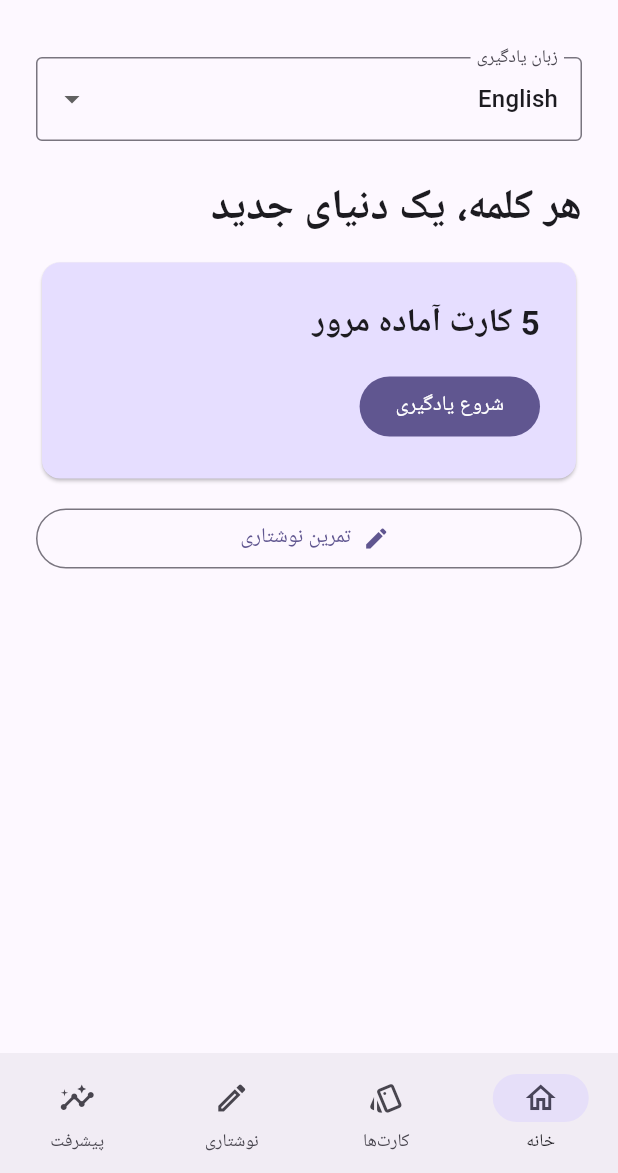
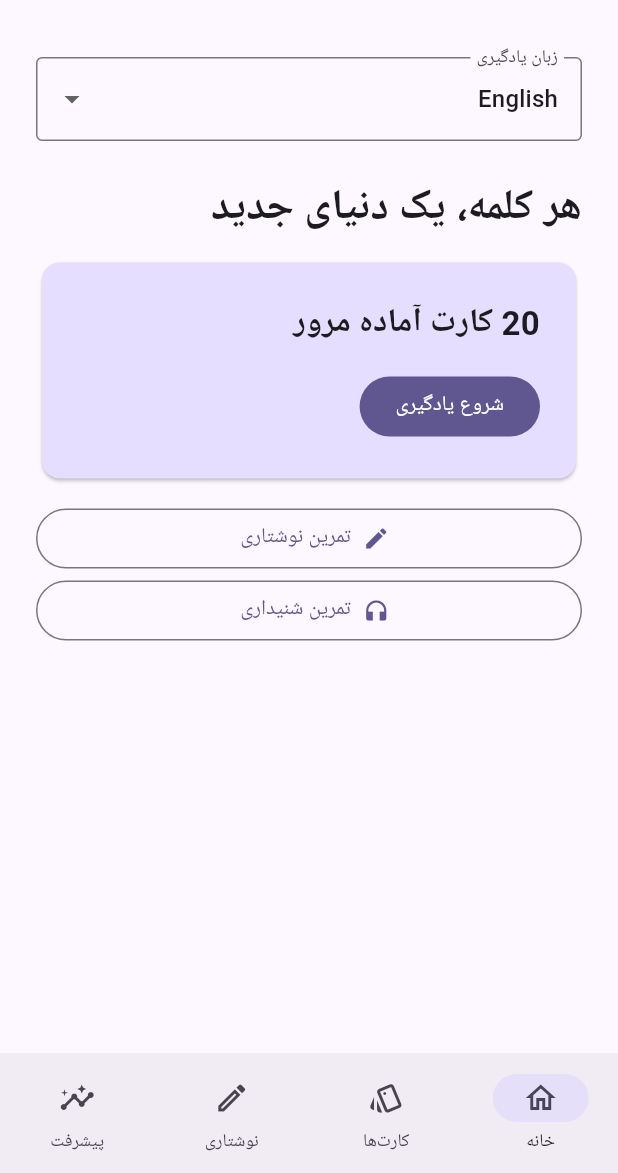
Before and after one commit to sahandse/Lango, a Flutter app: the screen it shows after launch, on a phone screen of 412 x 824 dp, the part 63-1236 px from its top. Run offline on Flutter 3.47's test engine with Material 3 defaults, Android fonts, the phone set to English and light mode, and no system bars; our stand-ins replace flutter_tts, shared_preferences.

Commit message:
Add listening practice, accent persistence and adaptive review

```diff
--- a/lib/main.dart
+++ b/lib/main.dart
@@ -1,3 +1,5 @@
+import 'vocabulary.dart';
+import 'review.dart';
 import 'package:flutter/material.dart';
 import 'package:flutter_localizations/flutter_localizations.dart';
 import 'package:flutter_tts/flutter_tts.dart';
@@ -9,21 +11,6 @@ void main() async {
   final prefs = await SharedPreferences.getInstance();
   runApp(Lango(prefs: prefs));
 }
-
-class Word {
-  final String term, meaning, example;
-  const Word(this.term, this.meaning, this.example);
-}
-
-const decks = <String, List<Word>>{
-  'en': [Word('Hello','سلام','Hello, how are you?'), Word('Thank you','متشکرم','Thank you for your help.'), Word('Water','آب','I drink water.'), Word('Book','کتاب','This is my book.'), Word('Friend','دوست','She is my friend.')],
-  'de': [Word('Hallo','سلام','Hallo, wie geht es dir?'), Word('Danke','متشکرم','Danke für deine Hilfe.'), Word('Wasser','آب','Ich trinke Wasser.'), Word('Buch','کتاب','Das ist mein Buch.')],
-  'fr': [Word('Bonjour','سلام','Bonjour, comment ça va ?'), Word('Merci','متشکرم','Merci pour votre aide.'), Word('Eau','آب','Je bois de l’eau.'), Word('Livre','کتاب','Voici mon livre.')],
-  'es': [Word('Hola','سلام','Hola, ¿cómo estás?'), Word('Gracias','متشکرم','Gracias por tu ayuda.'), Word('Agua','آب','Bebo agua.'), Word('Libro','کتاب','Este es mi libro.')],
-  'tr': [Word('Merhaba','سلام','Merhaba, nasılsın?'), Word('Teşekkürler','متشکرم','Yardımın için teşekkürler.'), Word('Su','آب','Su içiyorum.'), Word('Kitap','کتاب','Bu benim kitabım.')]
-};
-const names = {'en':'English','de':'Deutsch','fr':'Français','es':'Español','tr':'Türkçe'};
-const accents = {'en':['en-US','en-GB','en-AU'],'de':['de-DE','de-AT'],'fr':['fr-FR','fr-CA'],'es':['es-ES','es-MX'],'tr':['tr-TR']};
 
 class Lango extends StatefulWidget {
   final SharedPreferences prefs;
@@ -53,7 +40,9 @@ class _StudyState extends State<Study> {
   final tts=FlutterTts();
   final answer=TextEditingController();
   late String language=widget.prefs.getString('language')??'en';
-  late String accent=accents[language]!.first;
+  late String accent=accents[language]!.contains(widget.prefs.getString('accent:$language')) ? widget.prefs.getString('accent:$language')! : accents[language]!.first;
+  double speed=0.42;
+  bool listening=false;
   late Map<String,dynamic> progress=Map<String,dynamic>.from(jsonDecode(widget.prefs.getString('progress')??'{}'));
   int tab=0, index=0;
   bool flipped=false;
@@ -63,33 +52,34 @@ class _StudyState extends State<Study> {
     try {
       final available=await tts.isLanguageAvailable(accent);
       if(available!=true) throw StateError('voice unavailable');
-      await tts.setLanguage(accent); await tts.setSpeechRate(0.42); await tts.speak(value);
+      await tts.setLanguage(accent); await tts.setSpeechRate(speed); await tts.speak(value);
     } catch (_) {if(mounted) ScaffoldMessenger.of(context).showSnackBar(const SnackBar(content:Text('صدای این زبان در دستگاه موجود نیست.')));}
   }
   Future<void> rate(Word word,int days) async {
     final key='$language:${word.term}';
     final old=progress[key]?['reviews']??0;
+    final interval=nextInterval(progress[key]?['interval']??0,days);
     setState(() {
-      progress[key]={'reviews':old+1,'due':DateTime.now().add(Duration(days:days,minutes:days==0?1:0)).millisecondsSinceEpoch};
+      progress[key]={'reviews':old+1,'interval':interval,'due':DateTime.now().add(Duration(days:interval,minutes:interval==0?10:0)).millisecondsSinceEpoch};
       index=0;flipped=false;feedback=null;answer.clear();
     });
     await widget.prefs.setString('progress',jsonEncode(progress));
   }
   @override void dispose(){tts.stop();answer.dispose();super.dispose();}
   @override Widget build(BuildContext context){
-    final queue=due;
+    final queue=tab==2?decks[language]!:due;
     final word=queue.isEmpty?null:queue[index%queue.length];
     final colors=Theme.of(context).colorScheme;
     return Scaffold(
       appBar:AppBar(title:const Text('Lango',style:TextStyle(fontWeight:FontWeight.w900)),actions:[IconButton(onPressed:widget.onTheme,icon:Icon(widget.dark?Icons.light_mode:Icons.dark_mode))]),
-      bottomNavigationBar:NavigationBar(selectedIndex:tab,onDestinationSelected:(i)=>setState((){tab=i;flipped=false;feedback=null;answer.clear();}),destinations:const [
+      bottomNavigationBar:NavigationBar(selectedIndex:tab,onDestinationSelected:(i)=>setState((){tab=i;listening=false;flipped=false;feedback=null;answer.clear();}),destinations:const [
         NavigationDestination(icon:Icon(Icons.home_outlined),label:'خانه'),
         NavigationDestination(icon:Icon(Icons.style_outlined),label:'کارت‌ها'),
         NavigationDestination(icon:Icon(Icons.edit_outlined),label:'نوشتاری'),
         NavigationDestination(icon:Icon(Icons.insights_outlined),label:'پیشرفت')
       ]),
       body:SafeArea(child:Center(child:ConstrainedBox(constraints:const BoxConstraints(maxWidth:620),child:ListView(padding:const EdgeInsets.all(24),children:[
-        DropdownButtonFormField<String>(value:language,decoration:const InputDecoration(labelText:'زبان یادگیری',border:OutlineInputBorder()),items:names.entries.map((e)=>DropdownMenuItem(value:e.key,child:Text(e.value))).toList(),onChanged:(v){if(v==null)return;setState((){language=v;accent=accents[v]!.first;index=0;flipped=false;feedback=null;answer.clear();});widget.prefs.setString('language',v);}),
+        DropdownButtonFormField<String>(value:language,decoration:const InputDecoration(labelText:'زبان یادگیری',border:OutlineInputBorder()),items:names.entries.map((e)=>DropdownMenuItem(value:e.key,child:Text(e.value))).toList(),onChanged:(v){if(v==null)return;setState((){language=v;accent=accents[v]!.contains(widget.prefs.getString('accent:$v'))?widget.prefs.getString('accent:$v')!:accents[v]!.first;index=0;flipped=false;feedback=null;answer.clear();});widget.prefs.setString('language',v);}),
         const SizedBox(height:24),
         if(tab==0)...[
           const Text('هر کلمه، یک دنیای جدید',style:TextStyle(fontSize:28,fontWeight:FontWeight.bold)),
@@ -100,7 +90,8 @@ class _StudyState extends State<Study> {
             FilledButton(onPressed:()=>setState(()=>tab=1),child:const Text('شروع یادگیری'))
           ]))),
           const SizedBox(height:12),
-          OutlinedButton.icon(onPressed:()=>setState(()=>tab=2),icon:const Icon(Icons.edit),label:const Text('تمرین نوشتاری'))
+          OutlinedButton.icon(onPressed:()=>setState((){tab=2;listening=false;}),icon:const Icon(Icons.edit),label:const Text('تمرین نوشتاری')),
+          OutlinedButton.icon(onPressed:()=>setState((){tab=2;listening=true;}),icon:const Icon(Icons.headphones),label:const Text('تمرین شنیداری'))
         ] else if(tab==3)...[
           const Text('پیشرفت یادگیری',style:TextStyle(fontSize:26,fontWeight:FontWeight.bold)),
           const SizedBox(height:16),
@@ -117,11 +108,13 @@ class _StudyState extends State<Study> {
               const SizedBox(height:20),const Text('برای چرخاندن لمس کنید')
             ]))))),
             const SizedBox(height:12),
-            DropdownButton<String>(value:accent,items:accents[language]!.map((a)=>DropdownMenuItem(value:a,child:Text(a))).toList(),onChanged:(v)=>setState(()=>accent=v!)),
+            DropdownButton<String>(value:accent,items:accents[language]!.map((a)=>DropdownMenuItem(value:a,child:Text(a))).toList(),onChanged:(v){if(v==null)return;setState(()=>accent=v);widget.prefs.setString('accent:$language',v);}),
             OutlinedButton.icon(onPressed:()=>speak(word.term),icon:const Icon(Icons.volume_up),label:const Text('تلفظ')),
+            Row(children:[const Icon(Icons.speed),Expanded(child:Slider(value:speed,min:0.25,max:0.65,onChanged:(v)=>setState(()=>speed=v)))]),
+            if(flipped) OutlinedButton.icon(onPressed:()=>speak(word.example),icon:const Icon(Icons.record_voice_over),label:const Text('شنیدن مثال')),
             if(flipped) Wrap(spacing:8,runSpacing:8,children:[for(final item in const [('دوباره',0),('سخت',1),('خوب',3),('آسان',7)]) FilledButton.tonal(onPressed:()=>rate(word,item.$2),child:Text(item.$1))])
           ] else ...[
-            Text(word.meaning,style:const TextStyle(fontSize:32,fontWeight:FontWeight.bold)),
+            if(listening) FilledButton.icon(onPressed:()=>speak(word.term),icon:const Icon(Icons.headphones),label:const Text('گوش کن و بنویس')) else Text(word.meaning,style:const TextStyle(fontSize:32,fontWeight:FontWeight.bold)),
             const SizedBox(height:16),
             TextField(controller:answer,textDirection:TextDirection.ltr,decoration:const InputDecoration(labelText:'کلمه را بنویسید',border:OutlineInputBorder())),
             const SizedBox(height:12),
```
